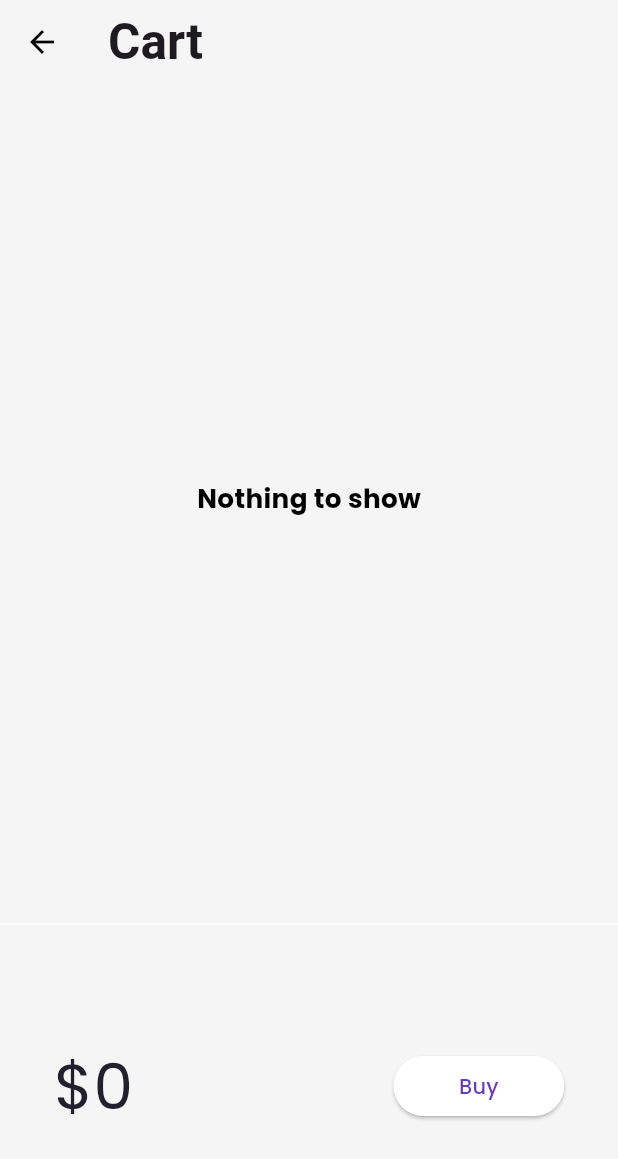
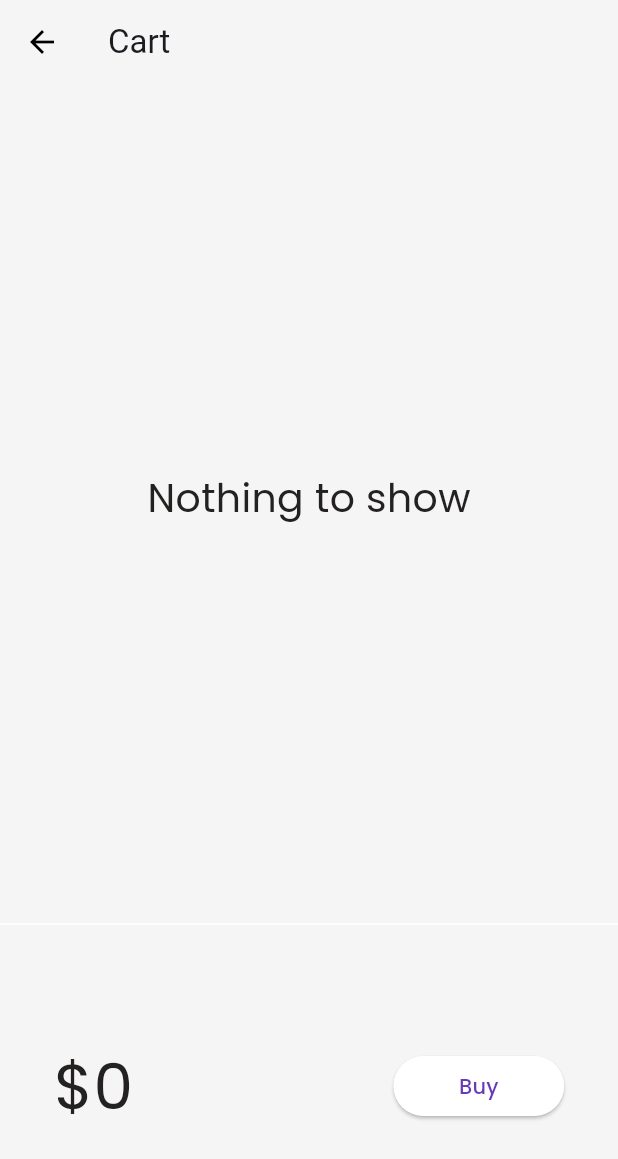
Before and after one commit to fang69x/Technofy, a Flutter app: the screen it shows after launch, scrolled down 576 dp, after a tap on the "shopping cart" icon, on a phone screen of 412 x 824 dp. Shown: the top 1159 px of the screen. Run offline on Flutter 3.47's test engine with Material 3 defaults, Android fonts, the phone set to English and light mode, and no system bars; drawn by our look-alikes of velocity_x; our stand-ins replace google_fonts; network calls fail.

Commit message:
Changed ui and working of cart

```diff
--- a/lib/core/store.dart
+++ b/lib/core/store.dart
@@ -1,13 +1,14 @@
-import 'package:universe7/models/cart.dart';
-import 'package:universe7/models/catalog.dart';
+import 'package:Technofy/models/cart.dart';
+import 'package:Technofy/models/catalog.dart';
 import 'package:velocity_x/velocity_x.dart';
 
 class MyStore extends VxStore {
-  CatalogModel? catalog;
-  CartModel? cart;
-  MyStore() {
-    catalog = CatalogModel();
-    cart = CartModel();
-    cart!.catalog = catalog;
+  CatalogModel catalog;
+  CartModel cart;
+
+  MyStore()
+      : catalog = CatalogModel(),
+        cart = CartModel() {
+    cart.catalog = catalog;
   }
 }
--- a/lib/main.dart
+++ b/lib/main.dart
@@ -1,6 +1,6 @@
 import 'package:flutter/material.dart';
 import 'package:provider/provider.dart';
-import 'package:universe7/core/store.dart';
+import 'package:Technofy/core/store.dart';
 import 'package:velocity_x/velocity_x.dart';
 import 'models/themeprovider.dart';
 import 'pages/cartpage.dart';
@@ -23,8 +23,6 @@ class Technofy extends StatelessWidget {
       child: Consumer<ThemeProvider>(
         builder: (context, themeProvider, _) {
           return MaterialApp(
-            themeMode:
-                themeProvider.isDarkMode ? ThemeMode.dark : ThemeMode.light,
             theme: MyTheme.lightTheme(context),
             darkTheme: MyTheme.darkTheme(context),
             debugShowCheckedModeBanner: false,
--- a/lib/models/cart.dart
+++ b/lib/models/cart.dart
@@ -1,21 +1,39 @@
-import 'package:universe7/models/catalog.dart';
+import 'package:Technofy/core/store.dart';
+import 'package:Technofy/models/catalog.dart';
+import 'package:velocity_x/velocity_x.dart';
 
 class CartModel {
-  CatalogModel? catalog;
-  final List<int> itemIds = [];
+  late CatalogModel _catalog;
+  final List<int> _itemIds = [];
 
-// get items in the cart
-  List<Item> get items => itemIds.map((id) => catalog!.getById(id)).toList();
-// get total price
+  set catalog(CatalogModel newCatalog) {
+    _catalog = newCatalog;
+  }
+
+  // Get items in the cart
+  List<Item> get items => _itemIds.map((id) => _catalog.getById(id)).toList();
+
+  // Get total price
   num get totalPrice =>
       items.fold(0, (total, current) => total + current.price);
-// ADD items
-  void add(Item item) {
-    itemIds.add(item.id);
-  }
 
-// Remove Item
-  void remove(Item item) {
-    itemIds.remove(item.id);
+  // Add Item
+}
+
+class AddMutation extends VxMutation<MyStore> {
+  final Item item;
+  AddMutation(this.item);
+  @override
+  perform() {
+    store!.cart._itemIds.add(item.id);
   }
 }
+
+class RemoveMutation extends VxMutation<MyStore> {
+  final Item item;
+  RemoveMutation(this.item);
+  @override
+  perform() {
+    store!.cart._itemIds.remove(item.id);
+  }
+}
--- a/lib/models/catalog.dart
+++ b/lib/models/catalog.dart
@@ -1,9 +1,6 @@
 import 'dart:convert';
 
 class CatalogModel {
-  static final catModel = CatalogModel.internal();
-  CatalogModel.internal();
-  factory CatalogModel() => catModel;
   static List<Item>? items;
 // ignore: null_closures
   Item getById(int id) =>
--- a/lib/pages/cartpage.dart
+++ b/lib/pages/cartpage.dart
@@ -1,18 +1,19 @@
+// ignore_for_file: unused_import
+
+import 'package:Technofy/core/store.dart';
 import 'package:flutter/material.dart';
-import 'package:universe7/models/cart.dart';
-import 'package:universe7/widgets/themes.dart';
+import 'package:Technofy/models/cart.dart';
+import 'package:Technofy/widgets/themes.dart';
 import 'package:velocity_x/velocity_x.dart';
 
 class CartPage extends StatelessWidget {
-  const CartPage({super.key});
-
   @override
   Widget build(BuildContext context) {
     return Scaffold(
       backgroundColor: context.canvasColor,
       appBar: AppBar(
         backgroundColor: Colors.transparent,
-        title: "Cart".text.bold.xl2.make(),
+        title: "Cart".text.make(),
       ),
       body: Column(
         children: [
@@ -26,15 +27,22 @@ class CartPage extends StatelessWidget {
 }
 
 class _CartTotal extends StatelessWidget {
-  const _CartTotal({super.key});
-
   @override
   Widget build(BuildContext context) {
-    final _cart = CartModel();
+    final CartModel _cart = (VxState.store as MyStore).cart;
     return SizedBox(
       height: 200,
       child: Row(mainAxisAlignment: MainAxisAlignment.spaceAround, children: [
-        "\$${_cart.totalPrice}".text.xl5.color(context.accentColor).make(),
+        VxBuilder(
+          mutations: {RemoveMutation},
+          builder: (context, store, status) {
+            return "\$${_cart.totalPrice}"
+                .text
+                .xl5
+                .color(context.theme.highlightColor)
+                .make();
+          },
+        ),
         30.widthBox,
         ElevatedButton(
             onPressed: () {
@@ -60,24 +68,35 @@ class _CartTotal extends StatelessWidget {
 }
 
 class _CartList extends StatelessWidget {
-  final _cart = CartModel();
+  final CartModel _cart = (VxState.store as MyStore).cart;
+
   @override
   Widget build(BuildContext context) {
+    VxState.watch(context, on: [RemoveMutation]);
     return _cart.items.isEmpty
-        ? "Nothing to show".text.xl.bold.makeCentered()
+        ? "Nothing to show"
+            .text
+            .xl3
+            .color(context.theme.highlightColor)
+            .makeCentered()
         : ListView.builder(
             itemCount: _cart.items.length,
-            itemBuilder: (context, index) => ListTile(
-              leading: Icon(Icons.done),
-              trailing: IconButton(
-                icon: Icon(Icons.remove_circle_outline),
-                onPressed: () {
-                  _cart.remove(_cart.items[index]);
-                  // setState(() {});
-                },
-              ),
-              title: _cart.items[index].name.text.make(),
-            ),
+            itemBuilder: (context, index) {
+              if (_cart.items.length > index) {
+                // Check if index is within the valid range
+                return ListTile(
+                  leading: Icon(Icons.done),
+                  trailing: IconButton(
+                    icon: Icon(Icons.remove_circle_outline),
+                    onPressed: () => RemoveMutation(_cart.items[index]),
+                  ),
+                  title: _cart.items[index].name.text.make(),
+                );
+              } else {
+                return SizedBox
+                    .shrink(); // Return an empty widget if index is out of bounds
+              }
+            },
           );
   }
 }
--- a/lib/pages/homedetailPage.dart
+++ b/lib/pages/homedetailPage.dart
@@ -1,5 +1,5 @@
 import 'package:flutter/material.dart';
-import 'package:universe7/pages/homewidgets/add_to_cart.dart';
+import 'package:Technofy/pages/homewidgets/add_to_cart.dart';
 
 import 'package:velocity_x/velocity_x.dart';
 
--- a/lib/pages/homepage.dart
+++ b/lib/pages/homepage.dart
@@ -3,12 +3,10 @@ import 'dart:convert';
 import 'package:flutter/cupertino.dart';
 import 'package:flutter/material.dart';
 import 'package:flutter/services.dart';
-import 'package:provider/provider.dart';
-import 'package:universe7/utilities/routes.dart';
+import 'package:Technofy/utilities/routes.dart';
 import 'package:velocity_x/velocity_x.dart';
 
 import '../models/catalog.dart';
-import '../models/themeprovider.dart';
 import 'homewidgets/catalog_header.dart';
 import 'homewidgets/catalog_list.dart';
 
@@ -39,23 +37,9 @@ class _HomePageState extends State<HomePage> {
   @override
   Widget build(BuildContext context) {
     return Scaffold(
-      // dark mode toggle button
+      backgroundColor: Theme.of(context).canvasColor,
       appBar: AppBar(
         title: Text("Home Page"),
-        actions: [
-          Consumer<ThemeProvider>(
-            builder: (context, themeProvider, _) {
-              return IconButton(
-                icon: Icon(
-                  themeProvider.isDarkMode
-                      ? Icons.brightness_high
-                      : Icons.brightness_4,
-                ),
-                onPressed: () => themeProvider.toggleTheme(),
-              );
-            },
-          ),
-        ],
       ),
       body: SafeArea(
         child: Container(
@@ -74,8 +58,7 @@ class _HomePageState extends State<HomePage> {
       ),
       floatingActionButton: FloatingActionButton(
         onPressed: () => Navigator.pushNamed(context, Myrasta.cartRoute),
-        backgroundColor:
-            Theme.of(context).floatingActionButtonTheme.backgroundColor,
+        backgroundColor: context.theme.highlightColor,
         child: Icon(
           Icons.shopping_cart,
           color: context.primaryColor,
--- a/lib/pages/homewidgets/catalog_header.dart
+++ b/lib/pages/homewidgets/catalog_header.dart
@@ -3,13 +3,15 @@ import 'package:flutter/material.dart';
 import 'package:velocity_x/velocity_x.dart';
 
 class CatalogHeader extends StatelessWidget {
+  const CatalogHeader({super.key});
+
   @override
   Widget build(BuildContext context) {
     return Column(
       crossAxisAlignment: CrossAxisAlignment.start,
       children: [
-        "Catalog App".text.xl5.bold.make(),
-        "Trending products".text.xl2.make(),
+        "Technofy".text.xl5.bold.color(context.theme.highlightColor).make(),
+        "Trending products".text.xl2.color(context.theme.highlightColor).make(),
       ],
     );
   }
--- a/lib/pages/homewidgets/catalog_list.dart
+++ b/lib/pages/homewidgets/catalog_list.dart
@@ -1,11 +1,11 @@
+import 'package:Technofy/pages/homewidgets/add_to_cart.dart';
 import 'package:flutter/cupertino.dart';
 import 'package:flutter/material.dart';
-import 'package:universe7/models/cart.dart';
-import 'package:universe7/pages/homedetailPage.dart';
+import 'package:Technofy/models/cart.dart';
+import 'package:Technofy/pages/homedetailPage.dart';
 import 'package:velocity_x/velocity_x.dart';
 
 import '../../models/catalog.dart';
-import '../../widgets/themes.dart';
 
 class CatalogList extends StatelessWidget {
   @override
@@ -70,47 +70,6 @@ class CatalogItem extends StatelessWidget {
           ).pOnly(right: 8.0)),
         ],
       ),
-    ).color(context.cardColor).roundedSM.square(150).make().py12();
+    ).color(context.cardColor).rounded.square(150).make().py12();
   }
 }
-
-class AddToCart extends StatefulWidget {
-  final Item catalog;
-  const AddToCart({
-    required Key key,
-    required this.catalog,
-  }) : super(key: key);
-
-  @override
-  __AddToCartState createState() => __AddToCartState();
-}
-
-class __AddToCartState extends State<AddToCart> {
-  final _cart = CartModel();
-  @override
-  Widget build(BuildContext context) {
-    bool isInCart = _cart.items.contains(widget.catalog) ?? false;
-    return ElevatedButton(
-      onPressed: () {
-        isInCart = isInCart.toggle();
-        if (isInCart) {
-          final catalog = CatalogModel();
-          _cart.catalog = catalog;
-          _cart.add(widget.catalog);
-          setState(() {});
-        }
-      },
-      // button ka colour change karne ke liye
-
-      style: ButtonStyle(
-        backgroundColor: MaterialStateProperty.all(
-          Theme.of(context).floatingActionButtonTheme.backgroundColor,
-        ),
-        shape: MaterialStateProperty.all(
-          StadiumBorder(),
-        ),
-      ),
-      child: isInCart ? Icon(Icons.done) : Icon(CupertinoIcons.cart_badge_plus),
-    );
-  }
-}
--- a/lib/pages/loginpage.dart
+++ b/lib/pages/loginpage.dart
@@ -1,6 +1,5 @@
 import 'package:flutter/material.dart';
-import 'package:universe7/pages/homepage.dart';
-import 'package:universe7/utilities/routes.dart';
+import 'package:Technofy/utilities/routes.dart';
 import 'package:velocity_x/velocity_x.dart';
 
 class LoginPage extends StatefulWidget {
@@ -66,6 +65,7 @@ class _LoginPageState extends State<LoginPage> {
                       if (value!.isEmpty) {
                         return "Username cannot be empty";
                       }
+                      return null;
                     },
                   ),
                   TextFormField(
@@ -80,6 +80,7 @@ class _LoginPageState extends State<LoginPage> {
                         } else if (value.length < 6) {
                           return "password cannot be less than 6 digits";
                         }
+                        return null;
                       }),
                   const SizedBox(
                     height: 20.0,
--- a/lib/widgets/themes.dart
+++ b/lib/widgets/themes.dart
@@ -4,19 +4,18 @@ import 'package:velocity_x/velocity_x.dart';
 
 class MyTheme {
   static ThemeData lightTheme(BuildContext context) => ThemeData(
+        primaryColor: Colors.white,
         brightness: Brightness.light,
         fontFamily: GoogleFonts.poppins().fontFamily,
         cardColor: Colors.white,
         canvasColor: creamColor,
-        buttonTheme: ButtonThemeData(
-          buttonColor: darkBlue,
-        ),
+        highlightColor: Color.fromARGB(255, 36, 33, 33),
         appBarTheme: AppBarTheme(
           color: Colors.white,
           elevation: 0.0,
           iconTheme: IconThemeData(color: Colors.black),
-          toolbarTextStyle: Theme.of(context).textTheme.bodyText2,
-          titleTextStyle: Theme.of(context).textTheme.headline6,
+          toolbarTextStyle: Theme.of(context).textTheme.bodyMedium,
+          titleTextStyle: Theme.of(context).textTheme.titleLarge,
         ),
         colorScheme: ColorScheme.fromSwatch()
             .copyWith(secondary: Colors.white)
@@ -26,37 +25,36 @@ class MyTheme {
   static ThemeData darkTheme(BuildContext context) => ThemeData(
         brightness: Brightness.dark,
         fontFamily: GoogleFonts.poppins().fontFamily,
-        cardColor: Colors.black,
-        canvasColor: darkCreamColor,
-        buttonTheme: ButtonThemeData(
-          buttonColor: lightBluishColor,
-        ),
+        cardColor: Color.fromARGB(145, 151, 175, 246),
+        canvasColor: Color(0xFF191D29),
+        highlightColor: Color.fromARGB(255, 170, 189, 246),
+        primaryColor: Colors.white,
         appBarTheme: AppBarTheme(
           color: Colors.black,
           elevation: 0.0,
-          iconTheme: IconThemeData(color: Colors.white),
+          iconTheme: IconThemeData(color: Color.fromARGB(255, 109, 103, 146)),
           toolbarTextStyle: Theme.of(context)
               .textTheme
               .copyWith(
-                headline6:
-                    context.textTheme.headline6?.copyWith(color: Colors.white),
+                titleLarge:
+                    context.textTheme.titleLarge?.copyWith(color: Colors.white),
               )
-              .bodyText2,
+              .bodyMedium,
           titleTextStyle: Theme.of(context)
               .textTheme
               .copyWith(
-                headline6:
-                    context.textTheme.headline6?.copyWith(color: Colors.white),
+                titleLarge:
+                    context.textTheme.titleLarge?.copyWith(color: Colors.white),
               )
-              .headline6,
+              .titleLarge,
         ),
         colorScheme: ColorScheme.fromSwatch()
             .copyWith(secondary: darkBlue, brightness: Brightness.dark)
-            .copyWith(secondary: Colors.white),
+            .copyWith(secondary: Colors.black),
       );
 
   static Color creamColor = Color(0xfff5f5f5);
-  static Color darkBlue = Color.fromARGB(255, 34, 32, 46);
+  static Color darkBlue = Color(0xFF403b58);
   static Color darkCreamColor = Vx.gray900;
-  static Color lightBluishColor = Vx.indigo500;
+  static Color lightBluishColor = Color.fromARGB(255, 126, 21, 230);
 }
```
Also changed, not shown: lib/pages/homewidgets/add_to_cart.dart (+8 -21 lines), pubspec.yaml (+6 -3 lines), assets/Icons/ic_launcher.png (added), pubspec.lock, 43 other files.
